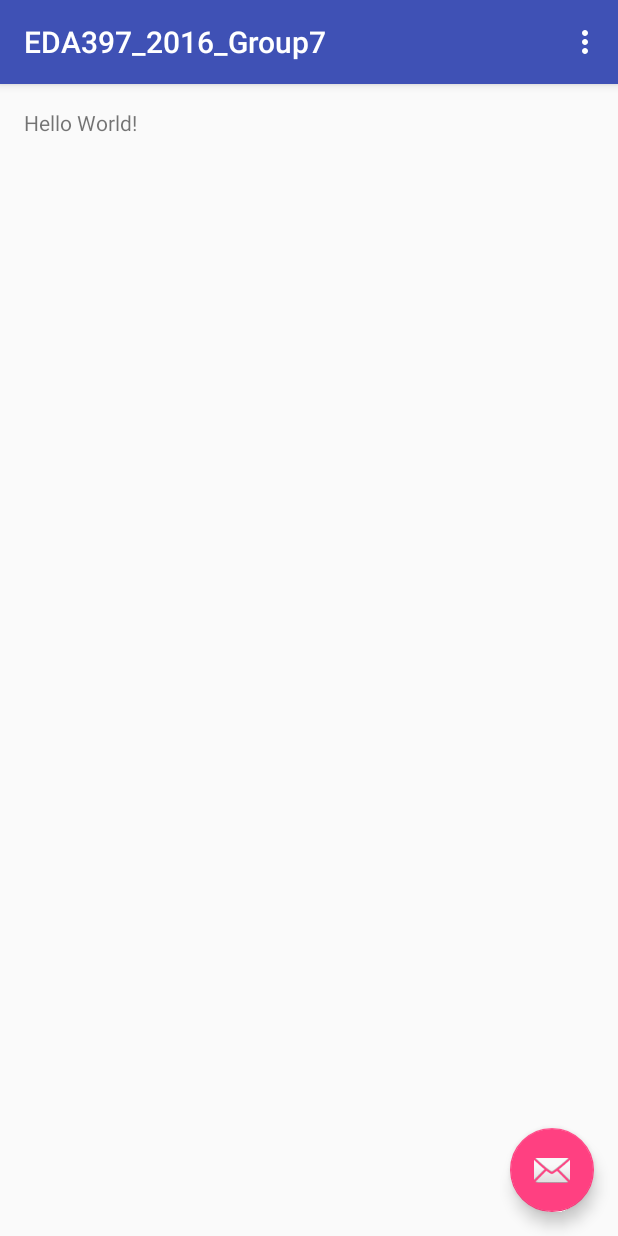
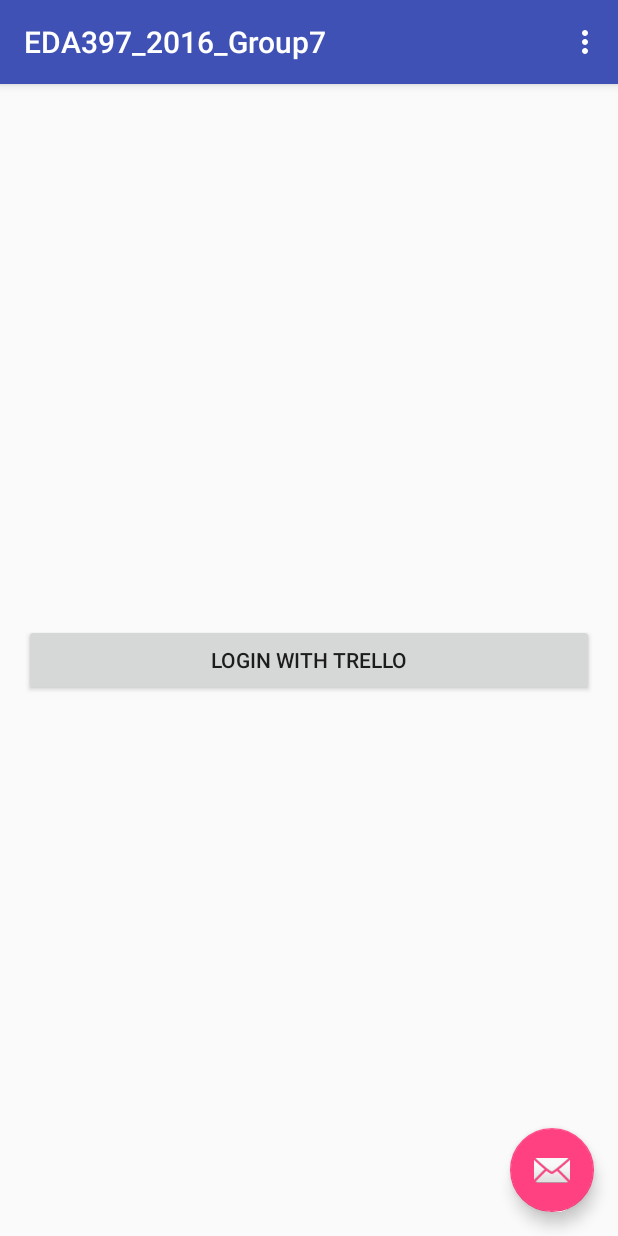
Before and after one commit to Jokab/EDA397_2016_Group7, an Android app: the screen it shows after launch (MainActivity), on a phone screen of 412 x 824 dp. Run offline under Robolectric (Android 15) with nearby library versions, the phone set to English and light mode, and no system bars.

```diff
--- a/app/src/main/java/eda397_group7/chalmers/se/eda397_2016_group7/MainActivity.java
+++ b/app/src/main/java/eda397_group7/chalmers/se/eda397_2016_group7/MainActivity.java
@@ -1,15 +1,26 @@
 package eda397_group7.chalmers.se.eda397_2016_group7;
 
+import android.content.Intent;
+import android.net.Uri;
 import android.os.Bundle;
-import android.support.design.widget.FloatingActionButton;
-import android.support.design.widget.Snackbar;
 import android.support.v7.app.AppCompatActivity;
 import android.support.v7.widget.Toolbar;
+import android.util.Log;
 import android.view.View;
 import android.view.Menu;
 import android.view.MenuItem;
+import android.widget.Button;
+import android.widget.Toast;
 
 public class MainActivity extends AppCompatActivity {
+
+    private final static String appKey = "ff0bd4ea77916c91b322590c767a684d";
+    private final static String appName = "PlanningPokerWithTrello";
+    private final static String expiration = "never";
+    private final static String callbackMethod = "fragment";
+    private final static String returnUrl = "ase://oauthresponse";
+
+    private final static String trelloAuthorizeUrl = "https://trello.com/1/authorize?expiration="+expiration+"&name="+appName+"&key="+appKey+"&callback_method="+callbackMethod+"&return_url="+returnUrl;
 
     @Override
     protected void onCreate(Bundle savedInstanceState) {
@@ -17,6 +28,22 @@ public class MainActivity extends AppCompatActivity {
         setContentView(R.layout.activity_main);
         Toolbar toolbar = (Toolbar) findViewById(R.id.toolbar);
         setSupportActionBar(toolbar);
+        Button trelloLoginButton = (Button) findViewById(R.id.trello_login);
+        if (trelloLoginButton != null) {
+            trelloLoginButton.setOnClickListener(new View.OnClickListener() {
+                @Override
+                public void onClick(View v) {
+
+                    try {
+                        startActivity(new Intent(Intent.ACTION_VIEW, Uri.parse(trelloAuthorizeUrl)));
+                    } catch (Exception ex){
+                        Toast.makeText(MainActivity.this, "Invalid", Toast.LENGTH_LONG).show();
+                        Log.e("Dashboard no auth", "Cannot initiate communication to get the request token\nException: " + ex.getClass().getName() + "\nMessage: " + ex.getMessage());
+                    }
+                }
+            });
+        }
+        boolean justAuthenticated = checkOAuthReturn(getIntent());
     }
 
     @Override
@@ -40,4 +67,25 @@ public class MainActivity extends AppCompatActivity {
 
         return super.onOptionsItemSelected(item);
     }
+
+    @Override
+    protected void onNewIntent(Intent intent) {
+        checkOAuthReturn(intent);
+    }
+
+    private boolean checkOAuthReturn(Intent intent) {
+        boolean returnFromAuth = false;
+        Uri uri = intent.getData();
+        String code = "";
+
+        if (uri != null && uri.toString().startsWith("ase://oauthresponse")) {
+            String[] uriParts = uri.toString().split("#token=");
+            if(uriParts.length > 0){
+                code = uriParts[1];
+                returnFromAuth = true;
+            }
+            Toast.makeText(this, code, Toast.LENGTH_LONG).show();
+        }
+        return returnFromAuth;
+    }
 }
--- a/app/src/main/res/layout/content_main.xml
+++ b/app/src/main/res/layout/content_main.xml
@@ -13,8 +13,12 @@
     tools:showIn="@layout/activity_main"
     tools:context="eda397_group7.chalmers.se.eda397_2016_group7.MainActivity">
 
-    <TextView
-        android:text="Hello World!"
+    <Button
         android:layout_width="wrap_content"
-        android:layout_height="wrap_content" />
+        android:layout_height="wrap_content"
+        android:text="@string/login_with_trello"
+        android:id="@+id/trello_login"
+        android:layout_centerVertical="true"
+        android:layout_alignParentStart="true"
+        android:layout_alignParentEnd="true" />
 </RelativeLayout>
--- a/app/src/main/res/values/strings.xml
+++ b/app/src/main/res/values/strings.xml
@@ -1,4 +1,5 @@
 <resources>
     <string name="app_name">EDA397_2016_Group7</string>
     <string name="action_settings">Settings</string>
+    <string name="login_with_trello">Login with Trello</string>
 </resources>
--- a/build.gradle
+++ b/build.gradle
@@ -5,7 +5,7 @@ buildscript {
         jcenter()
     }
     dependencies {
-        classpath 'com.android.tools.build:gradle:2.0.0'
+        classpath 'com.android.tools.build:gradle:2.1.0-beta1'
 
         // NOTE: Do not place your application dependencies here; they belong
         // in the individual module build.gradle files
```
Also changed, not shown: app/build.gradle (+6 -5 lines), app/src/main/AndroidManifest.xml (+6 -1 lines).
